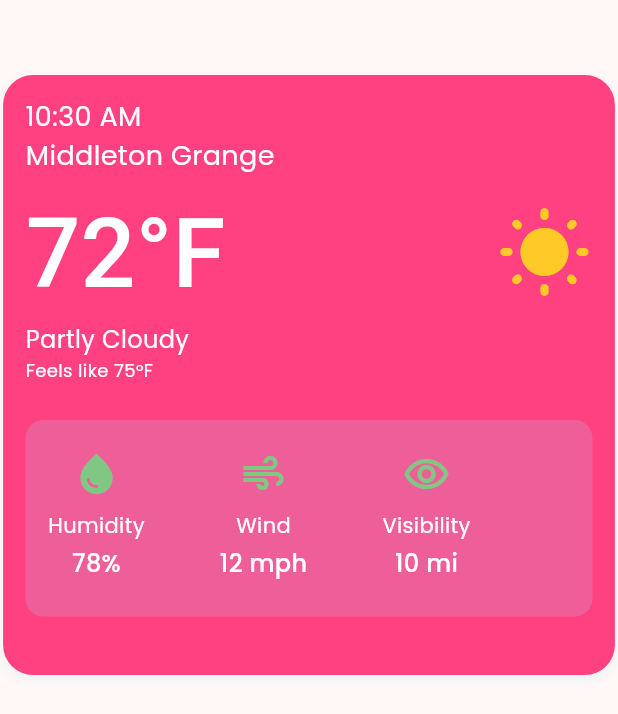
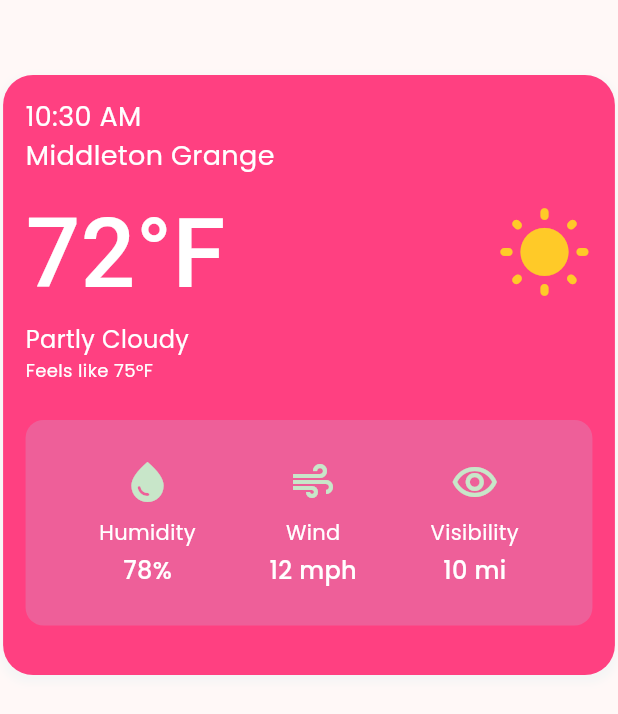
Before and after one commit to ChristineIO/weather_widget, a Flutter app: the screen it shows after launch, on a phone screen of 412 x 824 dp. Shown: the top 714 px of the screen. Run offline on Flutter 3.47's test engine with Material 3 defaults, Android fonts, the phone set to English and light mode, and no system bars; our stand-ins replace device_preview, google_fonts; Roboto replaces fonts that are missing (Rokkitt).

Commit message:
feat: weather box bar centred

```diff
--- a/lib/views/widgets/weather_box.dart
+++ b/lib/views/widgets/weather_box.dart
@@ -18,9 +18,8 @@ class WeatherBox extends StatelessWidget {
       children: [
         Container(
           alignment: Alignment.center,
-          // width: currentWidth < 600 ? 350 : currentWidth > 600 ? 670 : 1200,
           width: currentWidth * 0.99,
-          height: 400,
+          height: currentWidth < 600 ? 400 : 500,
           padding: const EdgeInsets.all(15),
           margin: const EdgeInsets.fromLTRB(0, 50, 0, 0),
           decoration: BoxDecoration(
--- a/lib/views/widgets/weather_box_bottom_bar.dart
+++ b/lib/views/widgets/weather_box_bottom_bar.dart
@@ -9,36 +9,28 @@ class WeatherBoxBottomBar extends StatelessWidget {
   Widget build(BuildContext context) {
     return Expanded(
       child: Container(
-        width: 400,
         margin: const EdgeInsets.only(top: 25),
-        padding: const EdgeInsets.fromLTRB(15, 20, 5, 20),
+        padding: const EdgeInsets.symmetric(horizontal: 25, vertical: 25),
+
         decoration: BoxDecoration(
           borderRadius: BorderRadius.circular(12),
           color: const Color.fromARGB(49, 167, 227, 255),
         ),
         child: Row(
+          mainAxisAlignment: MainAxisAlignment.spaceEvenly,
           crossAxisAlignment: CrossAxisAlignment.center,
-          children: [
-            Align(
-              alignment: Alignment.center,
-              child: Row(
-                children: [
+          spacing: 25,
+          children: const [
             WeatherBoxBottomBarItem(
               icon: Icons.water_drop,
               label: 'Humidity',
               value: '78%',
             ),
-
-                  const SizedBox(width: 50),
-
             WeatherBoxBottomBarItem(
               icon: Icons.air,
               label: 'Wind',
               value: '12 mph',
             ),
-
-                  const SizedBox(width: 50),
-
             WeatherBoxBottomBarItem(
               icon: Icons.remove_red_eye_outlined,
               label: 'Visibility',
@@ -47,9 +39,6 @@ class WeatherBoxBottomBar extends StatelessWidget {
           ],
         ),
       ),
-          ],
-        ),
-      ),
     );
   }
 }
--- a/lib/views/widgets/weather_box_bottom_bar_item.dart
+++ b/lib/views/widgets/weather_box_bottom_bar_item.dart
@@ -13,7 +13,7 @@ class WeatherBoxBottomBarItem extends StatelessWidget {
     return Column(
       mainAxisAlignment: MainAxisAlignment.center,
       children: [
-        Icon(icon, color: Colors.green.shade300, size: 32),
+        Icon(icon, color: Colors.green.shade100, size: 32),
         const SizedBox(height: 8),
         Text(
           label,
@@ -28,7 +28,6 @@ class WeatherBoxBottomBarItem extends StatelessWidget {
             fontWeight: FontWeight.w500,
           ),
         ),
-        const SizedBox(height: 4),
       ],
     );
   }
```
Lines whose indentation alone changed are shown as unchanged.
